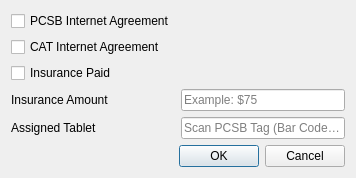
Qt form net_editstudent.ui (lachbr/lhs-cat-tablet-inventory) before a commit.
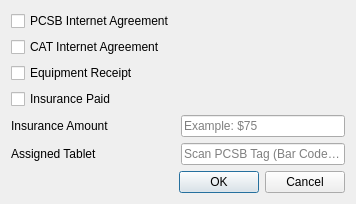
The same form after that commit.

Commit message: Add equipment receipt check box and db field

What changed in the file:
```diff
--- a/net_editstudent.ui
+++ b/net_editstudent.ui
@@ -40,41 +40,48 @@
        </property>
       </widget>
      </item>
-     <item row="3" column="0">
+     <item row="4" column="0">
       <widget class="QCheckBox" name="insuranceCheckBox">
        <property name="text">
         <string>Insurance Paid</string>
        </property>
       </widget>
      </item>
-     <item row="4" column="0">
+     <item row="5" column="0">
       <widget class="QLabel" name="label">
        <property name="text">
         <string>Insurance Amount</string>
        </property>
       </widget>
      </item>
-     <item row="4" column="1">
+     <item row="5" column="1">
       <widget class="QLineEdit" name="insuranceAmountEdit">
        <property name="placeholderText">
         <string>Example: $75</string>
        </property>
       </widget>
      </item>
-     <item row="5" column="0">
+     <item row="6" column="0">
       <widget class="QLabel" name="label_2">
        <property name="text">
         <string>Assigned Tablet</string>
        </property>
       </widget>
      </item>
-     <item row="5" column="1">
+     <item row="6" column="1">
       <widget class="QLineEdit" name="tabletPCSBEdit">
        <property name="placeholderText">
         <string>Scan PCSB Tag (Bar Code) here</string>
        </property>
       </widget>
      </item>
+     <item row="3" column="0">
+      <widget class="QCheckBox" name="equipmentReceiptCheck">
+       <property name="text">
+        <string>Equipment Receipt</string>
+       </property>
+      </widget>
+     </item>
     </layout>
    </item>
   </layout>
```
The commit also changes 6 other files.
